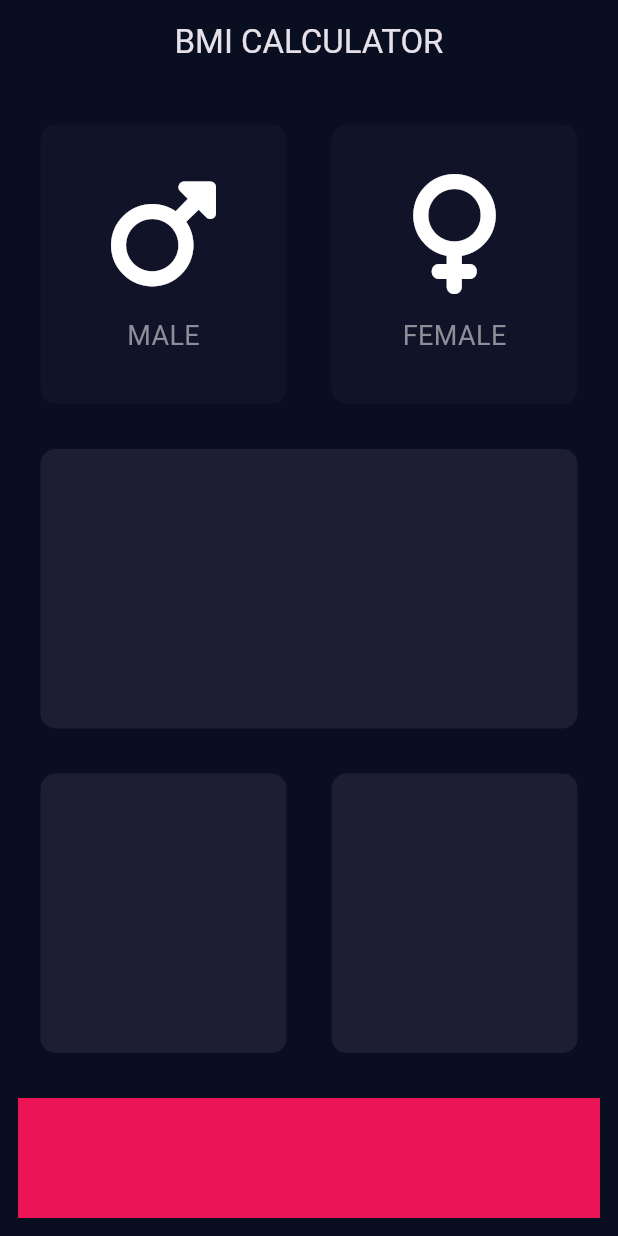
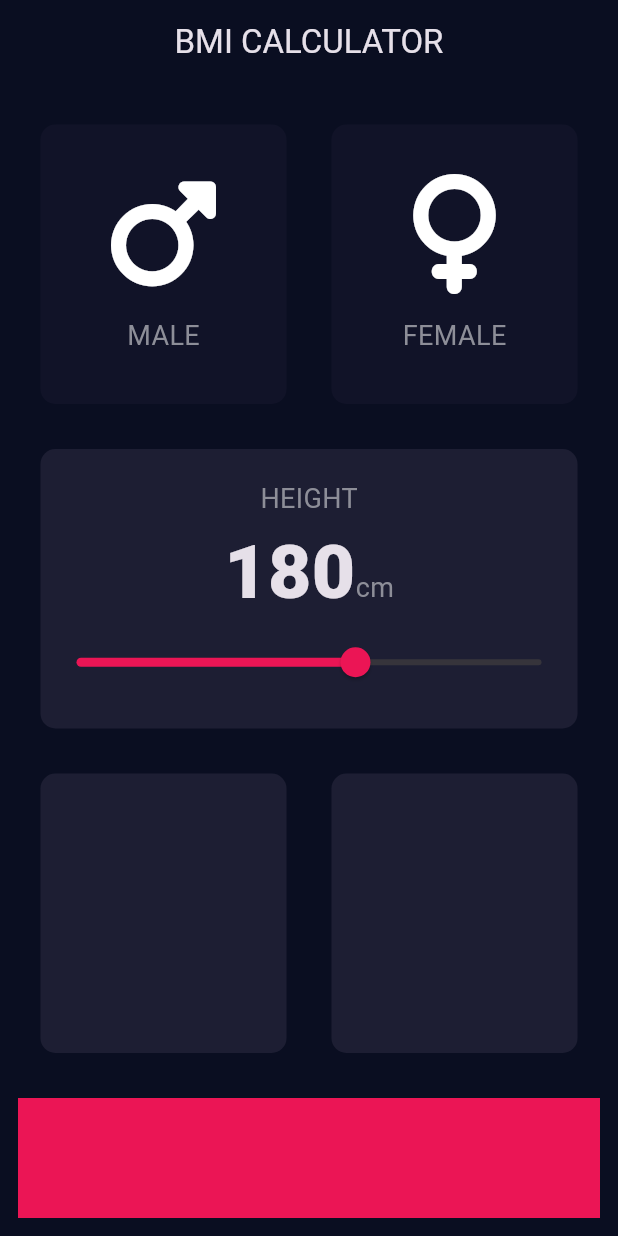
Before and after one commit to avibega23/bmicalculator, a Flutter app: the screen it shows after launch, on a phone screen of 412 x 824 dp. Run offline on Flutter 3.47's test engine with Material 3 defaults, Android fonts, the phone set to English and light mode, and no system bars; our stand-ins replace font_awesome_flutter.

Commit message:
made a bmi calculator app

```diff
--- /dev/null
+++ b/lib/constants.dart
@@ -0,0 +1,16 @@
+import 'package:flutter/material.dart';
+
+const TextStyle kLabelTextStyle = TextStyle(
+  color: Color(0xFF8D8E98),
+  fontSize: 18,
+);
+
+const TextStyle kLabelDataTextStyle =  TextStyle(
+  fontSize: 50,
+  fontWeight: FontWeight.w900,
+);
+
+const kBottomContainerColor = Color(0xFFEB1555);
+const kBottomContainerHeight = 80.00;
+const kActiveCardColor = Color(0xFF1D1E33);
+const kInactiveCardColor = Color(0xFF111328);
--- a/lib/icon_content.dart
+++ b/lib/icon_content.dart
@@ -1,9 +1,5 @@
 import 'package:flutter/material.dart';
-
-const TextStyle labelTextStyle = TextStyle(
-  color: Color(0xFF8D8E98),
-  fontSize: 18,
-);
+import 'constants.dart';
 
 class ContentCard extends StatelessWidget {
   const ContentCard({super.key, this.icon, required this.text});
@@ -25,7 +21,7 @@ class ContentCard extends StatelessWidget {
         ),
         Text(
           text,
-          style: labelTextStyle,
+          style: kLabelTextStyle,
         ),
       ],
     );
--- a/lib/input_page.dart
+++ b/lib/input_page.dart
@@ -2,11 +2,7 @@ import 'package:flutter/material.dart';
 import 'package:font_awesome_flutter/font_awesome_flutter.dart';
 import 'icon_content.dart';
 import 'reusable_card.dart';
-
-const bottomContainerColor = Color(0xFFEB1555);
-const bottomContainerHeight = 80.00;
-const activeCardColor = Color(0xFF1D1E33);
-const inactiveCardColor = Color(0xFF111328);
+import 'constants.dart';
 
 enum Gender {
   male,
@@ -19,6 +15,7 @@ class InputPage extends StatefulWidget {
 }
 
 class _InputPageState extends State<InputPage> {
+  int height = 180;
   Gender? selectedGender;
   @override
   Widget build(BuildContext context) {
@@ -31,6 +28,7 @@ class _InputPageState extends State<InputPage> {
       body: Padding(
         padding: const EdgeInsets.all(12),
         child: Column(
+          crossAxisAlignment: CrossAxisAlignment.stretch,
           children: [
             Expanded(
               child: Row(
@@ -43,8 +41,8 @@ class _InputPageState extends State<InputPage> {
                         });
                       },
                       colour: (selectedGender == Gender.male)
-                          ? activeCardColor
-                          : inactiveCardColor,
+                          ? kActiveCardColor
+                          : kInactiveCardColor,
                       cardChild: const ContentCard(
                         icon: FontAwesomeIcons.mars,
                         text: "MALE",
@@ -53,14 +51,14 @@ class _InputPageState extends State<InputPage> {
                   ),
                   Expanded(
                     child: ReusableCard(
-                      onPress: (){
+                      onPress: () {
                         setState(() {
                           selectedGender = Gender.female;
                         });
                       },
                       colour: (selectedGender == Gender.female)
-                          ? activeCardColor
-                          : inactiveCardColor,
+                          ? kActiveCardColor
+                          : kInactiveCardColor,
                       cardChild: const ContentCard(
                         icon: FontAwesomeIcons.venus,
                         text: "FEMALE",
@@ -72,28 +70,65 @@ class _InputPageState extends State<InputPage> {
             ),
             Expanded(
               child: ReusableCard(
-                colour: activeCardColor,
+                cardChild: Column(
+                  mainAxisAlignment: MainAxisAlignment.center,
+                  children: [
+                    const Text(
+                      "HEIGHT",
+                      style: kLabelTextStyle,
+                    ),
+                    Row(
+                      mainAxisAlignment: MainAxisAlignment.center,
+                      crossAxisAlignment: CrossAxisAlignment.baseline,
+                      textBaseline: TextBaseline.alphabetic,
+                      children: [
+                        Text(
+                          height.toString(),
+                          style: kLabelDataTextStyle,
+                        ),
+                        const Text(
+                          "cm",
+                          style: kLabelTextStyle,
+                        ),
+                      ],
+                    ),
+                    Slider(
+                      value: height.toDouble(),
+                      min: 120.0,
+                      max: 220.0,
+                      activeColor: kBottomContainerColor,
+                      onChanged: (double value) {
+                        setState(
+                          () {
+                            height= value.round();
+                          },
+                        );
+                      },
+                    ),
+                  ],
+                ),
+                colour: kActiveCardColor,
               ),
             ),
-            Expanded(
+            const Expanded(
               child: Row(
                 children: [
                   Expanded(
                     child: ReusableCard(
-                      colour: activeCardColor,
+                      colour: kActiveCardColor,
                     ),
                   ),
                   Expanded(
                     child: ReusableCard(
-                      colour: activeCardColor,
+                      colour: kActiveCardColor,
                     ),
                   ),
                 ],
               ),
             ),
             Container(
-              color: bottomContainerColor,
-              height: bottomContainerHeight,
+              color: kBottomContainerColor,
+              height: kBottomContainerHeight,
               width: double.infinity,
               margin: const EdgeInsets.only(top: 15),
             )
```
